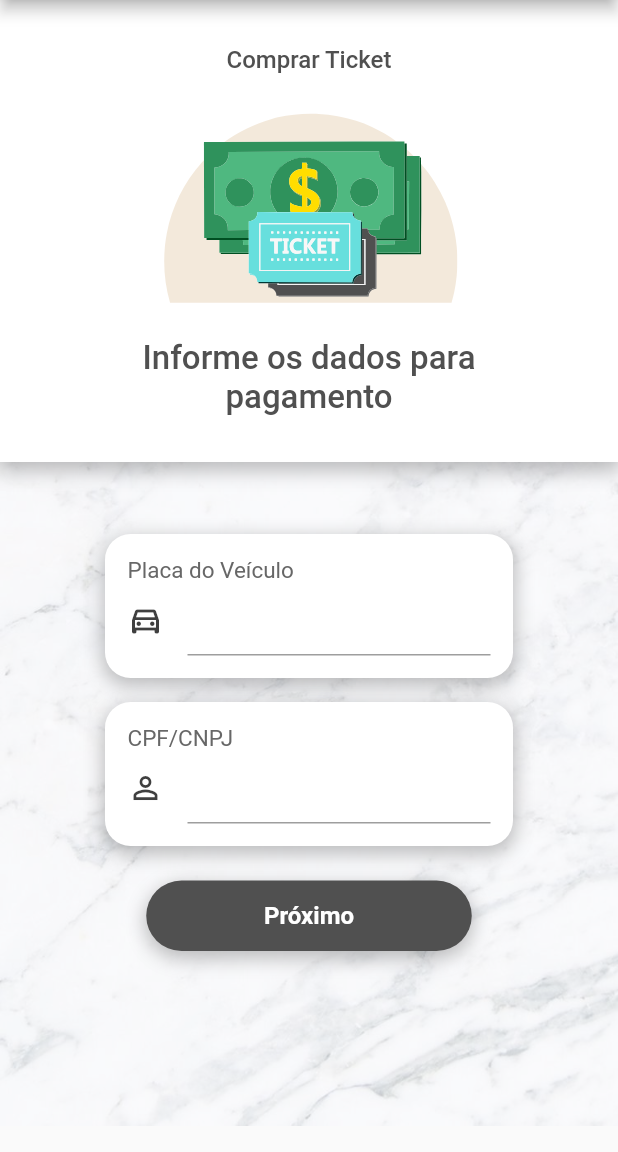
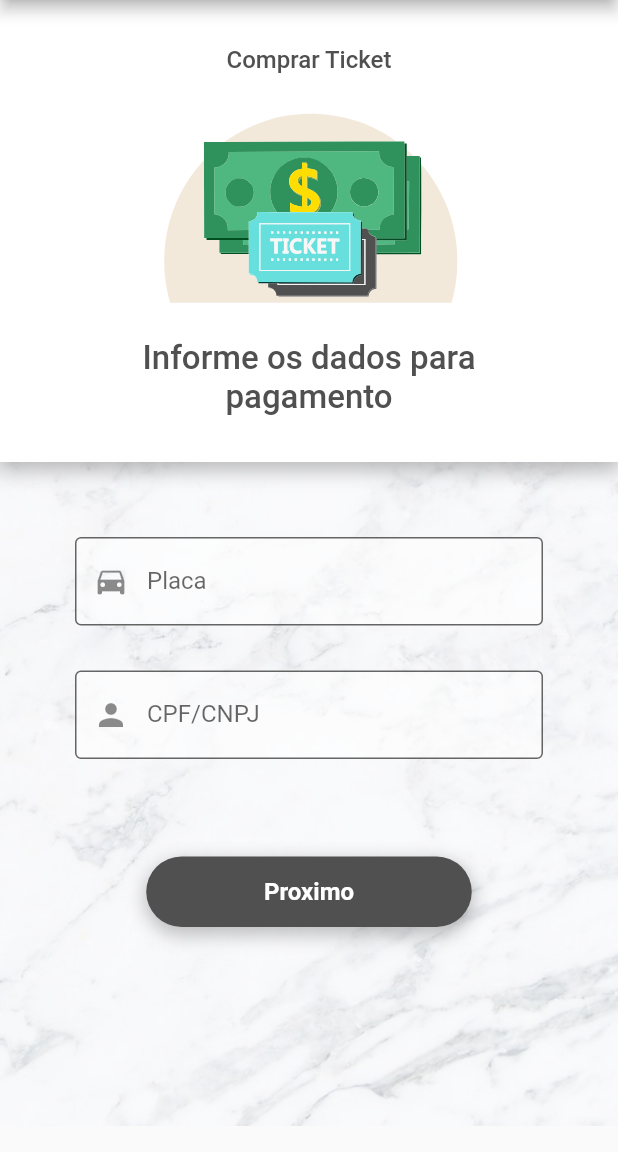
Before and after one commit to bouscs/davidzonecidadao, a Flutter app: the ComprarTicket screen opened directly, on a phone screen of 412 x 824 dp, the part 84-1236 px from its top. Run offline on Flutter 3.47's test engine with Material 2 defaults, Android fonts, the phone set to English and light mode, and no system bars; our stand-ins replace firebase_core, flutter_credit_card, flutter_svg, google_maps_flutter; missing offline and left inert: flutter_polyline_points; accounts and stored records are empty; generated files the repository leaves out were written again.

```diff
--- a/lib/screens/ComprarTicket.dart
+++ b/lib/screens/ComprarTicket.dart
@@ -35,8 +35,100 @@ class ComprarTicket extends StatelessWidget {
   }
 }
 
-class bottomContainerComprarTicket extends StatelessWidget {
-  const bottomContainerComprarTicket({Key? key}) : super(key: key);
+class bottomContainerComprarTicket extends StatefulWidget {
+  @override
+  _bottomContainerComprarTicket createState() {
+    return new _bottomContainerComprarTicket();
+  }
+}
+
+class _bottomContainerComprarTicket
+    extends State<bottomContainerComprarTicket> {
+  // const bottomContainerComprarTicket({Key? key}) : super(key: key);
+
+  final _plate = TextEditingController();
+  final _id = TextEditingController();
+  bool _validateId = false;
+  bool _validatePlate = false;
+
+  @override
+  void dispose() {
+    _plate.dispose();
+    _id.dispose();
+    super.dispose();
+  }
+
+  int verifyPlate(String plate) {
+    const letters = 3;
+    const nums = 4;
+
+    plate = plate.toUpperCase();
+    // Check the length
+    if (plate.length != (letters + nums)) {
+      return 1;
+    }
+    // Check the letters
+    for (int l = 0; l < letters; l++) {
+      if (!plate[l].contains(new RegExp(r'[A-Z]'))) {
+        return 2;
+      }
+    }
+    // Check the numbers
+    for (int n = letters; n < (letters + nums); n++) {
+      if (!plate[n].contains(new RegExp(r'[0-9]'))) {
+        return 3;
+      }
+    }
+    return 0;
+  }
+
+  String getPlateMessage(int plateCode) {
+    late String message;
+
+    if (plateCode == 1) {
+      message = "A placa deve conter 7 dígitos";
+    } else if (plateCode == 2) {
+      message = "A placa deve começar com 3 letras em sequencia";
+    } else if (plateCode == 3) {
+      message = "A placa deve terminar com 4 numeros em sequencia";
+    }
+
+    return message;
+  }
+
+  int verifyId(String id) {
+    const cpfLen = 11;
+    const cnpjLen = 14;
+    if ((id.length != cpfLen) && (id.length != cnpjLen)) {
+      return 1; // Não é nem CNPJ nem CPF por falta de numeros
+    } else if (id.length == cpfLen) {
+      for (int i = 0; i < (cpfLen); i++) {
+        if (!id[i].contains(new RegExp(r'[0-9]'))) {
+          return 2; // Não é CPF porque CPF deve conter apenas números
+        }
+      }
+    } else if (id.length == cnpjLen) {
+      for (int i = 0; i < (cnpjLen); i++) {
+        if (!id[i].contains(new RegExp(r'[0-9]'))) {
+          return 3; // Não é CNPJ porque CNPJ deve conter apenas números
+        }
+      }
+    }
+    return 0;
+  }
+
+  String getIdMessage(int idCode) {
+    late String message;
+    if (idCode == 1) {
+      message = "Não possui digitos suficientes";
+    } else if (idCode == 2) {
+      message = "CPF deve conter apenas números";
+    } else if (idCode == 3) {
+      message = "CNPJ deve conter apenas números";
+    }
+
+    return message;
+  }
 
   @override
   Widget build(BuildContext context) {
@@ -44,26 +136,92 @@ class bottomContainerComprarTicket extends StatelessWidget {
       width: MediaQuery.of(context).size.width,
       alignment: Alignment.center,
       child: Padding(
-        padding: const EdgeInsets.fromLTRB(0, 40, 0, 0),
+        padding: const EdgeInsets.fromLTRB(50, 50, 50, 50),
+        // padding: const EdgeInsets.fromLTRB(0, 40, 0, 0),
         child: Column(
-          children: const [
-            CustomTextfield(
-                text: "Placa do Veículo",
-                icon: Icon(
-                  Icons.directions_car_outlined,
-                  color: Color(0xFF3F3F3F),
-                )),
-            CustomTextfield(
-                text: "CPF/CNPJ",
-                icon: Icon(
-                  Icons.person_outline,
-                  color: Color(0xFF3F3F3F),
-                )),
-            CustomButton(
-              text: "Próximo",
-              screen: SelecionarTempo(),
-              validation: 1,
+          children: <Widget>[
+            TextField(
+              controller: _plate,
+              decoration: InputDecoration(
+                prefixIcon: Icon(Icons.directions_car),
+                filled: true,
+                fillColor: Colors.white54,
+                border: OutlineInputBorder(),
+                labelText: 'Placa',
+                hintText: 'xxx 0000',
+                errorText: _validatePlate
+                    ? getPlateMessage(verifyPlate(_plate.text.toString()))
+                    : null,
+              ),
             ),
+            SizedBox(
+              height: 30,
+            ),
+            TextField(
+              controller: _id,
+              decoration: InputDecoration(
+                prefixIcon: Icon(Icons.person),
+                filled: true,
+                fillColor: Colors.white54,
+                border: OutlineInputBorder(),
+                labelText: 'CPF/CNPJ',
+                hintText: 'xxx xxx xxx xx',
+                errorText: _validateId
+                    ? getIdMessage(verifyId(_id.text.toString()))
+                    : null,
+              ),
+            ),
+            SizedBox(
+              height: 50,
+            ),
+            Padding(
+              padding: const EdgeInsets.all(15.0),
+              child: Container(
+                width: 217,
+                height: 47,
+                decoration: BoxDecoration(
+                  color: Color(0xFF505050),
+                  borderRadius: const BorderRadius.all(
+                    Radius.circular(30),
+                  ),
+                  boxShadow: [
+                    BoxShadow(
+                      color: Colors.black.withOpacity(0.25),
+                      spreadRadius: 1,
+                      blurRadius: 10,
+                      offset: const Offset(0, 4),
+                    )
+                  ],
+                ),
+                child: FlatButton(
+                  onPressed: () {
+                    setState(() {
+                      verifyId(_id.text.toString()) != 0
+                          ? _validateId = true
+                          : _validateId = false;
+                      verifyPlate(_plate.text.toString()) != 0
+                          ? _validatePlate = true
+                          : _validatePlate = false;
+                    });
+                    if (!_validateId && !_validatePlate) {
+                      Navigator.push(
+                        context,
+                        MaterialPageRoute(
+                            builder: (context) => SelecionarTempo()),
+                      );
+                    }
+                  },
+                  child: Text(
+                    "Proximo",
+                    style: const TextStyle(
+                      fontFamily: 'RobotoBold',
+                      fontSize: 16,
+                      color: Color(0xFFFFFFFF),
+                    ),
+                  ),
+                ),
+              ),
+            )
           ],
         ),
       ),
@@ -71,6 +229,13 @@ class bottomContainerComprarTicket extends StatelessWidget {
   }
 }
 
+class CidadaoInfo {
+  String id;
+  int plate;
+  CidadaoInfo(this.id, this.plate);
+}
+
+/*
 class CustomTextfield extends StatelessWidget {
   final String text;
   final Icon icon;
@@ -124,3 +289,4 @@ class CustomTextfield extends StatelessWidget {
     );
   }
 }
+*/
```
